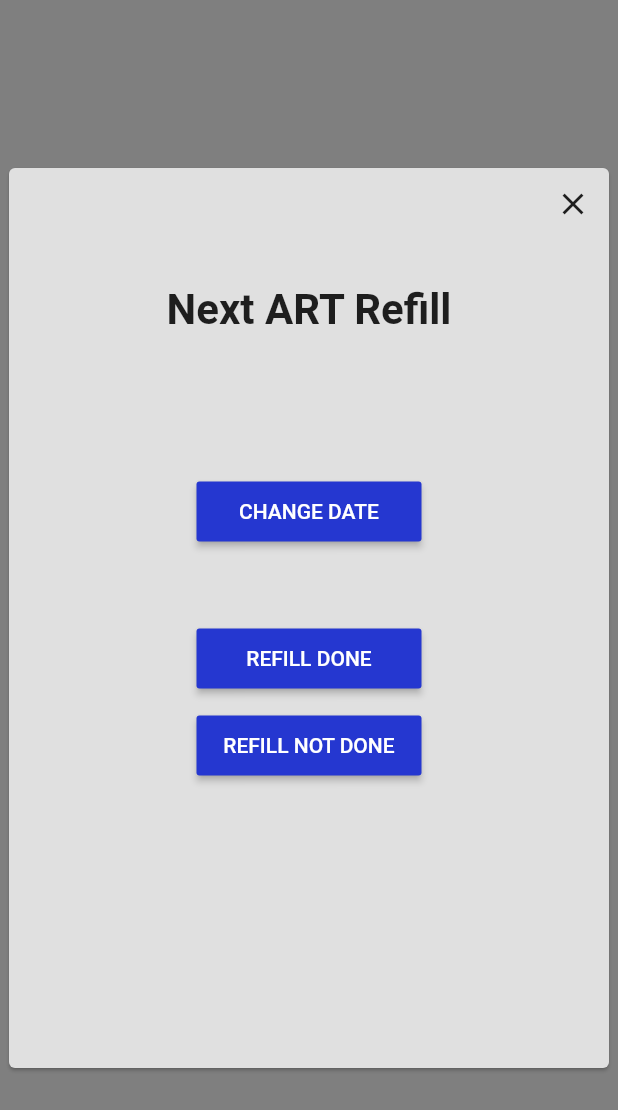
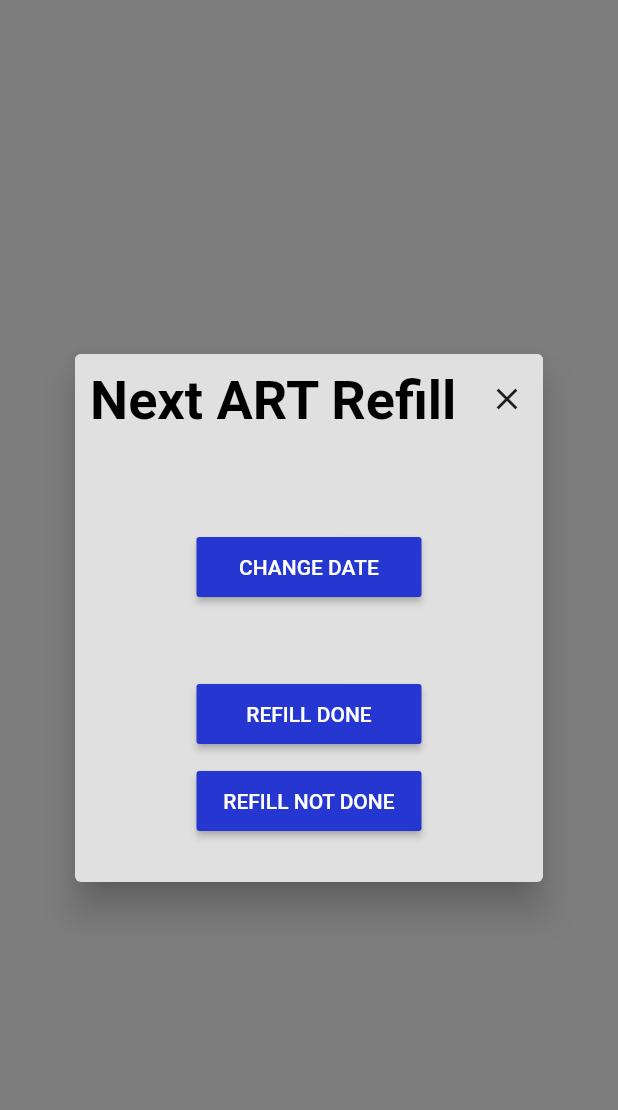
Before and after one commit to chrisly-bear/PEBRApp, a Flutter app: the ARTRefillScreen widget shown alone on an empty page, opened directly with empty values, on a phone screen of 412 x 824 dp. Shown: the top 1110 px of the screen. Run offline on Flutter 3.47's test engine with Material 2 defaults, Android fonts, the phone set to English and light mode, and no system bars; our stand-ins replace flushbar, shared_preferences, sqflite; missing offline and left inert: spreadsheet_decoder; accounts and stored records are empty.

Commit message:
Added PopupScreen component. Implemented ART refill screen with the new popup screen component.

```diff
--- /dev/null
+++ b/lib/components/PopupScreen.dart
@@ -0,0 +1,42 @@
+import 'package:flutter/material.dart';
+import 'package:pebrapp/components/TransparentHeaderPage.dart';
+
+class PopupScreen extends StatelessWidget {
+  final Widget child;
+  final String title, subtitle;
+
+  PopupScreen({@required this.child, this.title, this.subtitle});
+
+  @override
+  Widget build(BuildContext context) {
+    return Scaffold(
+      backgroundColor: Colors.black.withOpacity(0.50),
+      body: Center(
+        child: Card(
+          clipBehavior: Clip.antiAlias,
+          elevation: 10.0,
+          // TODO: set padding so that the popup has a minimum width and height (see flushbar on how to do it)
+          margin: EdgeInsets.symmetric(horizontal: 50.0, vertical: 200.0),
+          color: Color.fromARGB(255, 224, 224, 224),
+//          shape: RoundedRectangleBorder(borderRadius: BorderRadius.circular(20.0), side: BorderSide(color: Colors.black)),
+          child: TransparentHeaderPage(
+            safeArea: false,
+            title: title,
+            subtitle: subtitle,
+            child: child,
+            actions: <Widget>[
+              IconButton(
+                alignment: Alignment.topCenter,
+//                padding: EdgeInsets.all(0.0),
+                icon: Icon(Icons.close),
+                onPressed: Navigator.of(context).pop,
+              ),
+            ],
+            color: Color.fromARGB(255, 224, 224, 224),
+            blurEnabled: false,
+          ),
+        ),
+      ),
+    );
+  }
+}
--- a/lib/components/TransparentHeaderPage.dart
+++ b/lib/components/TransparentHeaderPage.dart
@@ -7,13 +7,25 @@ class TransparentHeaderPage extends StatelessWidget {
   final String title, subtitle;
   final List<Widget> actions;
   final Widget child;
+  final Color color;
+  final bool blurEnabled;
+  final bool elevationEnabled;
+  final bool safeArea;
 
   double _headerHeight = Platform.isIOS ? 82.0 : 80.0;
   static const double _BLUR_RADIUS = 5.0;
 
-  TransparentHeaderPage({@required this.title, this.subtitle, this.actions, @required this.child}) {
-    if (subtitle == null) {
-      _headerHeight -= 30;
+  TransparentHeaderPage({@required this.child, this.title, this.subtitle,
+    this.actions, this.color: Colors.transparent, this.blurEnabled: true,
+    this.elevationEnabled: false, this.safeArea: true}) {
+    if (title == null) {
+      _headerHeight -= 25;
+    }
+    else if (subtitle == null) {
+      _headerHeight -= 25;
+    }
+    if (!safeArea) {
+      _headerHeight += 10;
     }
   }
 
@@ -23,7 +35,7 @@ class TransparentHeaderPage extends StatelessWidget {
         right: false,
         left: false,
         bottom: false,
-        top: true,
+        top: safeArea,
         child: Column(
           children: [
             // padding until bottom of header
@@ -45,24 +57,24 @@ class TransparentHeaderPage extends StatelessWidget {
     );
 
     return Container(
-//      color: Colors.black.withOpacity(0.2),
+      decoration: BoxDecoration(color: color, boxShadow: elevationEnabled ? [BoxShadow(color: Colors.grey, spreadRadius: 10.0, blurRadius: 5.0)] : null),
       child: ClipRect(
         child: BackdropFilter(
-          filter: ImageFilter.blur(sigmaX: _BLUR_RADIUS, sigmaY: _BLUR_RADIUS),
+          filter: ImageFilter.blur(sigmaX: blurEnabled ? _BLUR_RADIUS : 0, sigmaY: blurEnabled ? _BLUR_RADIUS : 0),
           child: SafeArea(
             right: false,
             left: false,
             bottom: false,
-            top: true,
+            top: safeArea,
             child: Container(
               height: _headerHeight,
               child: Padding(
-                padding: EdgeInsets.only(left: 10.0, right: 10.0, bottom: 10.0),
+                padding: EdgeInsets.only(left: 10.0, right: 0.0, bottom: 10.0, top: safeArea ? 0.0 : 10.0),
                 child: Row(
                     mainAxisAlignment: MainAxisAlignment.spaceBetween,
                     crossAxisAlignment: CrossAxisAlignment.start,
                     children: <Widget>[
-                      _buildTitleAndSubtitle(title, subtitle),
+                      Expanded(child: _buildTitleAndSubtitle(title, subtitle)),
                       _actionBar,
                     ]),
               ),
@@ -85,11 +97,15 @@ class TransparentHeaderPage extends StatelessWidget {
 
   _buildTitleAndSubtitle(String title, String subtitle) {
     if (title == null && subtitle == null) {
-      return null;
+      return Container();
     }
-
-    if (title != null) {
-      if (subtitle != null) {
+    if (title == null) {
+      // title is null, subtitle isn't
+      return _formatSubtitle(subtitle);
+    } else if (subtitle == null) {
+      // subtitle is null, title isn't
+      return _formatTitle(title);
+    }
     return Column(
       crossAxisAlignment: CrossAxisAlignment.start,
       children: <Widget>[
@@ -97,10 +113,6 @@ class TransparentHeaderPage extends StatelessWidget {
         _formatSubtitle(subtitle),
       ],
     );
-      } else {
-        return _formatTitle(title);
-      }
-    }
   }
 
   _formatTitle(String title) {
@@ -111,6 +123,8 @@ class TransparentHeaderPage extends StatelessWidget {
         fontWeight: FontWeight.bold,
         color: Colors.black,
       ),
+      overflow: TextOverflow.fade,
+      softWrap: false,
     );
   }
 
@@ -122,6 +136,8 @@ class TransparentHeaderPage extends StatelessWidget {
         fontWeight: FontWeight.bold,
         color: Colors.black,
       ),
+      overflow: TextOverflow.fade,
+      softWrap: false,
     );
   }
 }
--- a/lib/screens/ARTRefillScreen.dart
+++ b/lib/screens/ARTRefillScreen.dart
@@ -1,5 +1,6 @@
 import 'package:flutter/material.dart';
 import 'package:pebrapp/components/PEBRAButtonRaised.dart';
+import 'package:pebrapp/components/PopupScreen.dart';
 import 'package:pebrapp/database/beans/RefillType.dart';
 import 'package:pebrapp/database/models/ARTRefill.dart';
 import 'package:pebrapp/database/models/Patient.dart';
@@ -14,60 +15,24 @@ class ARTRefillScreen extends StatelessWidget {
 
   @override
   Widget build(BuildContext context) {
-
-    Widget _body = Center(
-      child: Card(
-        color: Color.fromARGB(255, 224, 224, 224),
-        child: Container(
-          width: 400,
-          height: 600,
+    return PopupScreen(
+      title: 'Next ART Refill',
+      subtitle: _patient.artNumber,
       child: _buildBody(context, _patient),
-        ),
-      ),
-    );
-
-    return Scaffold(
-      backgroundColor: Colors.black.withOpacity(0.50),
-      body: _body,
     );
   }
 
   Widget _buildBody(BuildContext context, Patient patient) {
     return Column(
-      mainAxisAlignment: MainAxisAlignment.spaceBetween,
-      children: <Widget>[
-        Container(
-          alignment: Alignment.centerRight,
-          child: IconButton(
-            icon: Icon(Icons.close),
-            onPressed: () {
-              Navigator.of(context).popUntil((Route<dynamic> route) {
-                return route.settings.name == '/patient';
-              });
-            }
-          ),
-        ),
-        Expanded(
-          child: Column(
       mainAxisAlignment: MainAxisAlignment.start,
       children: <Widget>[
-              SizedBox(height: 30,),
-              Text('Next ART Refill',
-                style: TextStyle(fontSize: 28.0, fontWeight: FontWeight.bold),
-              ),
-              Text('${patient.artNumber}',
-                style: TextStyle(fontSize: 24.0),
-              ),
-              SizedBox(height: 50),
         Text(_nextRefillDate),
         PEBRAButtonRaised('Change Date', onPressed: () { _onPressChangeDate(context); },),
-              SizedBox(height: 50,),
+        SizedBox(height: 50),
         PEBRAButtonRaised('Refill Done', onPressed: () { _onPressRefillDone(context); },),
-              SizedBox(height: 10,),
+        SizedBox(height: 10),
         PEBRAButtonRaised('Refill Not Done', onPressed: () { _pushARTRefillNotDoneScreen(context, patient); },),
-            ],
-          ),
-        ),
+        SizedBox(height: 30),
       ],
     );
   }
```
Lines whose indentation alone changed are shown as unchanged.
